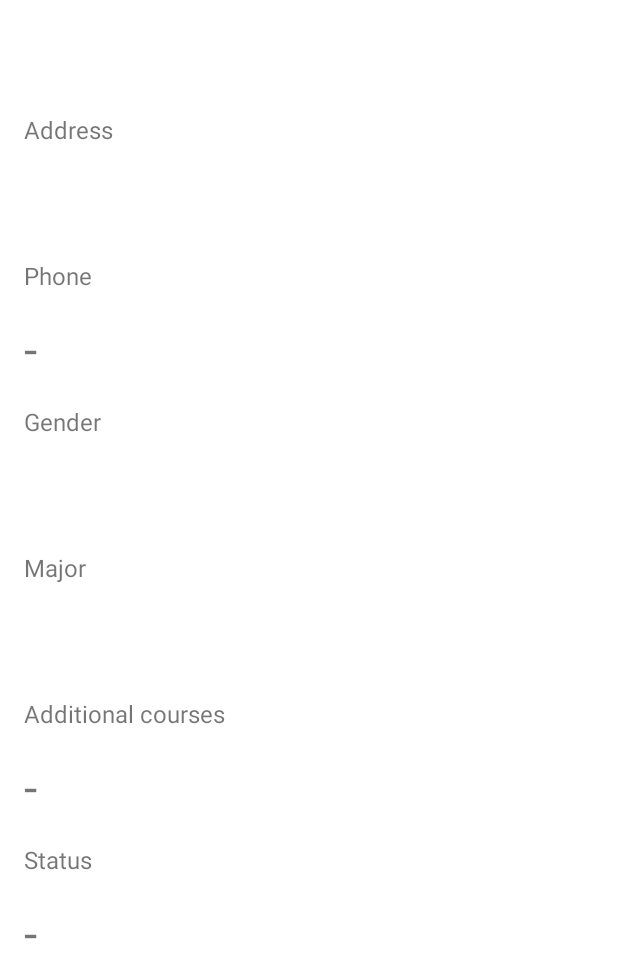
After one commit to lela2011/KSW-NESA, an Android app: the layout activity_detailed_student.xml on its own in the app's theme, with its tools: preview values and no code run, on a phone screen of 412 x 824 dp. The commit adds this screen. Shown: the top 978 px of the screen. Run offline under Robolectric (Android 15) with nearby library versions, the phone set to English and light mode, and no system bars.

Commit message:
Added Student view

```diff
--- a/app/src/main/java/ch/kanti/nesa/activities/MainActivity.java
+++ b/app/src/main/java/ch/kanti/nesa/activities/MainActivity.java
@@ -26,6 +26,7 @@ import ch.kanti.nesa.fragments.BankFragment;
 import ch.kanti.nesa.fragments.GradesFragment;
 import ch.kanti.nesa.fragments.HomeFragment;
 import ch.kanti.nesa.fragments.SettingsFragment;
+import ch.kanti.nesa.fragments.StudentsFragment;
 import ch.kanti.nesa.fragments.SubjectsFragment;
 import ch.kanti.nesa.objects.LoginAndScrape;
 import ch.kanti.nesa.scrapers.Network;
@@ -184,6 +185,7 @@ public class MainActivity extends AppCompatActivity implements HomeFragment.Home
     @Override
     public void onBackPressed() {
         GradesFragment gradesFragment = (GradesFragment) getSupportFragmentManager().findFragmentByTag("GRADES_FRAGMENT");
+        StudentsFragment studentsFragment = (StudentsFragment) getSupportFragmentManager().findFragmentByTag("STUDENTS_FRAGMENT");
         if (gradesFragment != null && gradesFragment.isVisible()) {
             int subjectPosition = gradesFragment.getSubjectPosition();
             SubjectsFragment subjectsFragment = new SubjectsFragment();
@@ -192,6 +194,10 @@ public class MainActivity extends AppCompatActivity implements HomeFragment.Home
             subjectsFragment.setArguments(bundle);
             getSupportFragmentManager().beginTransaction().replace(R.id.fragment_container, subjectsFragment).commit();
             binding.bottomNavigation.setSelectedItemId(R.id.nav_grades);
+        } else if (studentsFragment != null && studentsFragment.isVisible()) {
+            SettingsFragment settingsFragment = new SettingsFragment();
+            getSupportFragmentManager().beginTransaction().replace(R.id.fragment_container, settingsFragment).commit();
+            binding.bottomNavigation.setSelectedItemId(R.id.nav_settings);
         } else {
             super.onBackPressed();
         }
--- a/app/src/main/java/ch/kanti/nesa/activities/SplashActivity.java
+++ b/app/src/main/java/ch/kanti/nesa/activities/SplashActivity.java
@@ -79,6 +79,7 @@ public class SplashActivity extends AppCompatActivity {
                             viewModel.insertGrades(scrape.getSubjectsAndGrades().getGradeList());
                             viewModel.insertBank(scrape.getBankStatements());
                             viewModel.insertAbsences(scrape.getAbsences());
+                            viewModel.insertStudents(scrape.getStudents());
                         }
                     }
                     new Handler(Looper.getMainLooper()).postDelayed(() -> {
--- a/app/src/main/java/ch/kanti/nesa/daos/StudentDAO.java
+++ b/app/src/main/java/ch/kanti/nesa/daos/StudentDAO.java
@@ -21,6 +21,6 @@ public interface StudentDAO {
     @Query("SELECT * FROM student_table")
     List<Student> getStudentsSync();
 
-    @Query("DELETE FROM student_table WHERE name = :name")
-    void delete(String name);
+    @Query("DELETE FROM student_table")
+    void deleteAll();
 }
--- /dev/null
+++ b/app/src/main/res/layout/activity_detailed_student.xml
@@ -0,0 +1,111 @@
+<?xml version="1.0" encoding="utf-8"?>
+<ScrollView xmlns:android="http://schemas.android.com/apk/res/android"
+    xmlns:tools="http://schemas.android.com/tools"
+    android:layout_width="match_parent"
+    android:layout_height="match_parent"
+    tools:context="ch.kanti.nesa.DetailedBankStatement">
+
+    <LinearLayout
+        android:layout_width="match_parent"
+        android:layout_height="wrap_content"
+        android:orientation="vertical" >
+
+        <TextView
+            android:id="@+id/name"
+            android:layout_width="match_parent"
+            android:layout_height="wrap_content"
+            android:layout_margin="16dp"
+            android:textSize="32sp"/>
+
+        <TextView
+            android:layout_width="match_parent"
+            android:layout_height="wrap_content"
+            android:text="@string/address"
+            android:layout_marginHorizontal="16dp"
+            android:textSize="16sp"/>
+
+        <TextView
+            android:id="@+id/address"
+            android:layout_width="match_parent"
+            android:layout_height="wrap_content"
+            android:layout_margin="16dp"
+            android:textIsSelectable="true"
+            android:textSize="32sp"/>
+
+        <TextView
+            android:layout_width="match_parent"
+            android:layout_height="wrap_content"
+            android:text="@string/telefon"
+            android:layout_marginHorizontal="16dp"
+            android:textSize="16sp"/>
+
+        <TextView
+            android:id="@+id/phone"
+            android:layout_width="match_parent"
+            android:layout_height="wrap_content"
+            android:layout_margin="16dp"
+            android:text="-"
+            android:autoLink="all"
+            android:textSize="32sp"/>
+
+        <TextView
+            android:layout_width="match_parent"
+            android:layout_height="wrap_content"
+            android:text="@string/gender"
+            android:layout_marginHorizontal="16dp"
+            android:textSize="16sp"/>
+
+        <TextView
+            android:id="@+id/gender"
+            android:layout_width="match_parent"
+            android:layout_height="wrap_content"
+            android:layout_margin="16dp"
+            android:textSize="32sp"/>
+
+        <TextView
+            android:layout_width="match_parent"
+            android:layout_height="wrap_content"
+            android:text="@string/major"
+            android:layout_marginHorizontal="16dp"
+            android:textSize="16sp"/>
+
+        <TextView
+            android:id="@+id/major"
+            android:layout_width="match_parent"
+            android:layout_height="wrap_content"
+            android:layout_margin="16dp"
+            android:textSize="32sp"/>
+
+        <TextView
+            android:layout_width="match_parent"
+            android:layout_height="wrap_content"
+            android:text="@string/additional_courses"
+            android:layout_marginHorizontal="16dp"
+            android:textSize="16sp"/>
+
+        <TextView
+            android:id="@+id/addCourses"
+            android:layout_width="match_parent"
+            android:layout_height="wrap_content"
+            android:layout_margin="16dp"
+            android:text="-"
+            android:textSize="32sp"/>
+
+        <TextView
+            android:layout_width="match_parent"
+            android:layout_height="wrap_content"
+            android:text="@string/status"
+            android:layout_marginHorizontal="16dp"
+            android:textSize="16sp"/>
+
+        <TextView
+            android:id="@+id/status"
+            android:layout_width="match_parent"
+            android:layout_height="wrap_content"
+            android:layout_margin="16dp"
+            android:text="-"
+            android:textSize="32sp"/>
+
+    </LinearLayout>
+
+</ScrollView>
--- a/app/src/main/res/values/strings.xml
+++ b/app/src/main/res/values/strings.xml
@@ -89,5 +89,8 @@
     <string name="upto">Up to</string>
     <string name="save">save</string>
     <string name="no_data_displayed">No data displayed</string>
+    <string name="gender">Gender</string>
+    <string name="additional_courses">Additional courses</string>
+    <string name="status">Status</string>
 
 </resources>
```
Also changed, not shown: app/src/main/AndroidManifest.xml (+6 -4 lines), app/src/main/java/ch/kanti/nesa/StudentRepository.java (+4 -30 lines), app/src/main/java/ch/kanti/nesa/activities/ActivityDetailedStudent.java (added, +54 -0 lines), app/src/main/java/ch/kanti/nesa/adapters/StudentAdapter.java (added, +73 -0 lines), app/src/main/java/ch/kanti/nesa/fragments/SettingsFragment.java (+8 -0 lines), app/src/main/java/ch/kanti/nesa/fragments/StudentsFragment.java (added, +76 -0 lines), app/src/main/java/ch/kanti/nesa/objects/LoginAndScrape.java (+8 -1 lines), app/src/main/java/ch/kanti/nesa/scrapers/ContentScrapers.java (+22 -2 lines), app/src/main/java/ch/kanti/nesa/scrapers/Network.java (+7 -5 lines), app/src/main/java/ch/kanti/nesa/tables/Student.java (+23 -5 lines), app/src/main/res/layout/fragment_settings.xml (+8 -0 lines), app/src/main/res/layout/fragment_students.xml (added, +14 -0 lines), app/src/main/res/layout/recview_students.xml (added, +17 -0 lines), 1 other file.
